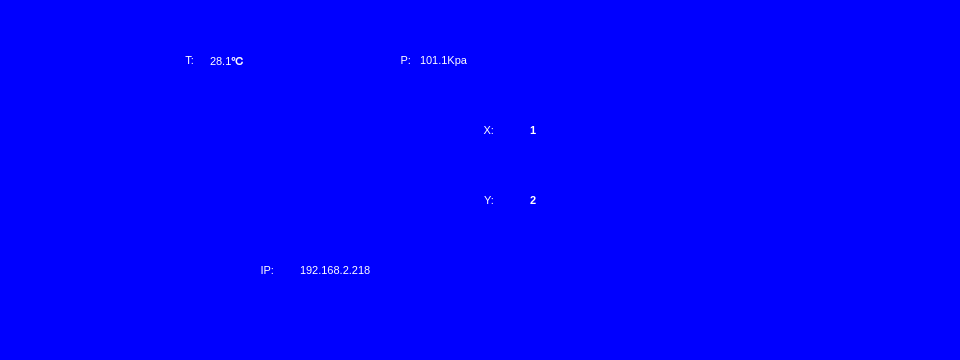
This is mainwindow.ui in qzc2050/arcmap as Qt 5 draws it before an edit. The edited form follows.
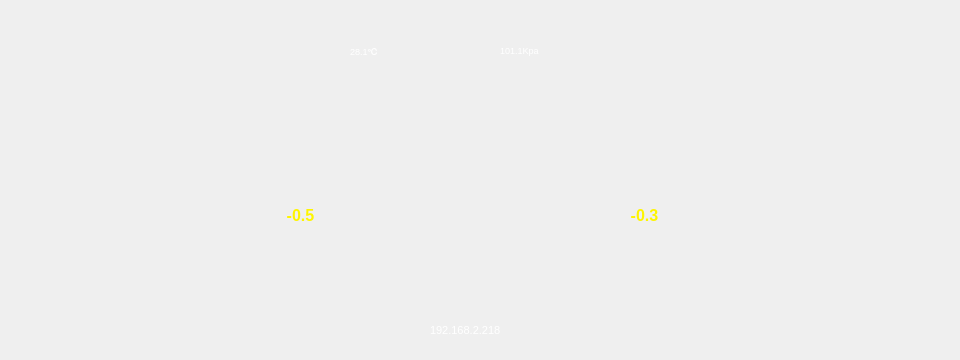
This is the edited form. Icons and pictures are not drawn.

Diff of the .ui file:
```diff
--- a/mainwindow.ui
+++ b/mainwindow.ui
@@ -27,7 +27,7 @@
      </rect>
     </property>
     <property name="styleSheet">
-     <string notr="true">background-color: rgb(0, 0,255);
+     <string notr="true">image: url(:/ArcMap-II.png);
 </string>
     </property>
     <property name="text">
@@ -37,15 +37,15 @@
    <widget class="QLabel" name="label_temp">
     <property name="geometry">
      <rect>
-      <x>210</x>
-      <y>40</y>
-      <width>131</width>
+      <x>350</x>
+      <y>30</y>
+      <width>91</width>
       <height>41</height>
      </rect>
     </property>
     <property name="font">
      <font>
-      <pointsize>8</pointsize>
+      <pointsize>7</pointsize>
      </font>
     </property>
     <property name="styleSheet">
@@ -61,15 +61,15 @@
    <widget class="QLabel" name="label_press">
     <property name="geometry">
      <rect>
-      <x>420</x>
-      <y>40</y>
+      <x>500</x>
+      <y>30</y>
       <width>321</width>
       <height>41</height>
      </rect>
     </property>
     <property name="font">
      <font>
-      <pointsize>8</pointsize>
+      <pointsize>7</pointsize>
      </font>
     </property>
     <property name="styleSheet">
@@ -85,63 +85,63 @@
    <widget class="QLabel" name="label_xang">
     <property name="geometry">
      <rect>
-      <x>530</x>
-      <y>100</y>
-      <width>391</width>
-      <height>61</height>
+      <x>145</x>
+      <y>170</y>
+      <width>311</width>
+      <height>91</height>
      </rect>
     </property>
     <property name="font">
      <font>
-      <pointsize>8</pointsize>
+      <pointsize>12</pointsize>
       <weight>75</weight>
       <bold>true</bold>
      </font>
     </property>
     <property name="styleSheet">
-     <string notr="true">color: rgb(255,255, 255);</string>
+     <string notr="true">color: rgb(254,245, 0);</string>
     </property>
     <property name="text">
-     <string>1</string>
+     <string>-0.5</string>
     </property>
     <property name="alignment">
-     <set>Qt::AlignLeading|Qt::AlignLeft|Qt::AlignVCenter</set>
+     <set>Qt::AlignCenter</set>
     </property>
    </widget>
    <widget class="QLabel" name="label_yang">
     <property name="geometry">
      <rect>
-      <x>530</x>
+      <x>489</x>
       <y>170</y>
-      <width>391</width>
-      <height>61</height>
+      <width>311</width>
+      <height>91</height>
      </rect>
     </property>
     <property name="font">
      <font>
-      <pointsize>8</pointsize>
+      <pointsize>12</pointsize>
       <weight>75</weight>
       <bold>true</bold>
      </font>
     </property>
     <property name="styleSheet">
-     <string notr="true">color: rgb(255, 255, 255);
+     <string notr="true">color: rgb(254,245, 0);
 </string>
     </property>
     <property name="text">
-     <string>2</string>
+     <string>-0.3</string>
     </property>
     <property name="alignment">
-     <set>Qt::AlignLeading|Qt::AlignLeft|Qt::AlignVCenter</set>
+     <set>Qt::AlignCenter</set>
     </property>
    </widget>
    <widget class="QLabel" name="label_ip">
     <property name="geometry">
      <rect>
-      <x>300</x>
-      <y>240</y>
+      <x>430</x>
+      <y>310</y>
       <width>351</width>
-      <height>61</height>
+      <height>41</height>
      </rect>
     </property>
     <property name="font">
@@ -156,164 +156,19 @@
      <string>192.168.2.218</string>
     </property>
    </widget>
-   <widget class="QLabel" name="label_wifi">
-    <property name="enabled">
-     <bool>true</bool>
-    </property>
+   <widget class="QLabel" name="label_net">
     <property name="geometry">
      <rect>
-      <x>830</x>
-      <y>50</y>
-      <width>20</width>
-      <height>20</height>
+      <x>300</x>
+      <y>300</y>
+      <width>48</width>
+      <height>48</height>
      </rect>
     </property>
-    <property name="styleSheet">
-     <string notr="true"/>
-    </property>
     <property name="text">
      <string/>
     </property>
    </widget>
-   <widget class="QLabel" name="label_eth0">
-    <property name="enabled">
-     <bool>true</bool>
-    </property>
-    <property name="geometry">
-     <rect>
-      <x>750</x>
-      <y>50</y>
-      <width>20</width>
-      <height>20</height>
-     </rect>
-    </property>
-    <property name="styleSheet">
-     <string notr="true"/>
-    </property>
-    <property name="text">
-     <string/>
-    </property>
-   </widget>
-   <widget class="QLabel" name="label_2">
-    <property name="geometry">
-     <rect>
-      <x>220</x>
-      <y>240</y>
-      <width>54</width>
-      <height>61</height>
-     </rect>
-    </property>
-    <property name="font">
-     <font>
-      <pointsize>8</pointsize>
-     </font>
-    </property>
-    <property name="styleSheet">
-     <string notr="true">color: rgb(255, 255, 255);</string>
-    </property>
-    <property name="text">
-     <string>IP:</string>
-    </property>
-    <property name="alignment">
-     <set>Qt::AlignRight|Qt::AlignTrailing|Qt::AlignVCenter</set>
-    </property>
-   </widget>
-   <widget class="QLabel" name="label_3">
-    <property name="geometry">
-     <rect>
-      <x>440</x>
-      <y>100</y>
-      <width>54</width>
-      <height>61</height>
-     </rect>
-    </property>
-    <property name="font">
-     <font>
-      <pointsize>8</pointsize>
-     </font>
-    </property>
-    <property name="styleSheet">
-     <string notr="true">color: rgb(255, 255, 255);</string>
-    </property>
-    <property name="text">
-     <string>X:</string>
-    </property>
-    <property name="alignment">
-     <set>Qt::AlignRight|Qt::AlignTrailing|Qt::AlignVCenter</set>
-    </property>
-   </widget>
-   <widget class="QLabel" name="label_4">
-    <property name="geometry">
-     <rect>
-      <x>440</x>
-      <y>170</y>
-      <width>54</width>
-      <height>61</height>
-     </rect>
-    </property>
-    <property name="font">
-     <font>
-      <pointsize>8</pointsize>
-     </font>
-    </property>
-    <property name="styleSheet">
-     <string notr="true">color: rgb(255, 255, 255);</string>
-    </property>
-    <property name="text">
-     <string>Y:</string>
-    </property>
-    <property name="alignment">
-     <set>Qt::AlignRight|Qt::AlignTrailing|Qt::AlignVCenter</set>
-    </property>
-   </widget>
-   <widget class="QLabel" name="label_5">
-    <property name="geometry">
-     <rect>
-      <x>113</x>
-      <y>40</y>
-      <width>81</width>
-      <height>40</height>
-     </rect>
-    </property>
-    <property name="font">
-     <font>
-      <pointsize>8</pointsize>
-     </font>
-    </property>
-    <property name="styleSheet">
-     <string notr="true">color: rgb(255, 255, 255);</string>
-    </property>
-    <property name="text">
-     <string>T:</string>
-    </property>
-    <property name="alignment">
-     <set>Qt::AlignRight|Qt::AlignTrailing|Qt::AlignVCenter</set>
-    </property>
-   </widget>
-   <widget class="QLabel" name="label_6">
-    <property name="geometry">
-     <rect>
-      <x>350</x>
-      <y>40</y>
-      <width>61</width>
-      <height>40</height>
-     </rect>
-    </property>
-    <property name="font">
-     <font>
-      <pointsize>8</pointsize>
-     </font>
-    </property>
-    <property name="styleSheet">
-     <string notr="true">color: rgb(255, 255, 255);</string>
-    </property>
-    <property name="text">
-     <string>P:</string>
-    </property>
-    <property name="alignment">
-     <set>Qt::AlignRight|Qt::AlignTrailing|Qt::AlignVCenter</set>
-    </property>
-   </widget>
   </widget>
  </widget>
  <resources/>
```
